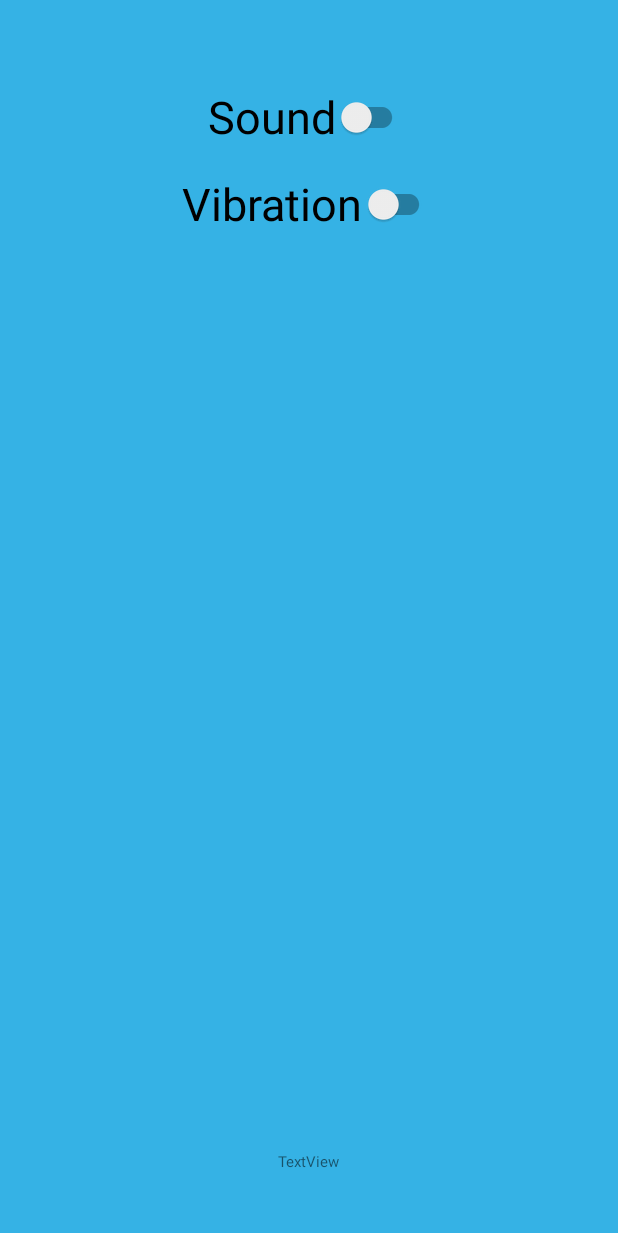
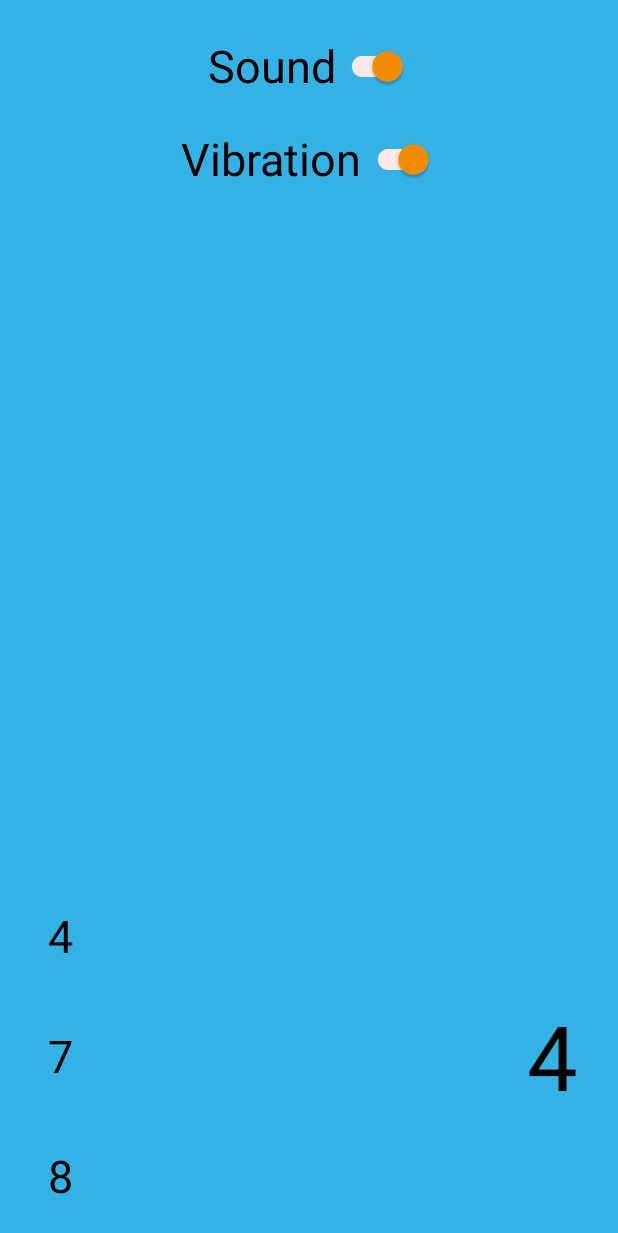
Before and after one commit to IvAlexsay/Calma, an Android app: the TimeSettings screen opened through its navigation route, on a phone screen of 412 x 824 dp. Shown: the top 1233 px of the screen. Run offline under Robolectric (Android 15) with nearby library versions, the phone set to English and light mode, and no system bars; 3 statements that could not run were skipped.

Commit message:
Did all without dynamic flower

```diff
--- a/app/src/main/AndroidManifest.xml
+++ b/app/src/main/AndroidManifest.xml
@@ -1,6 +1,7 @@
 <?xml version="1.0" encoding="utf-8"?>
 <manifest xmlns:android="http://schemas.android.com/apk/res/android"
     package="ivakin.first.my_first_app">
+    <uses-permission android:name="android.permission.VIBRATE"/>
     <application
         android:allowBackup="true"
         android:icon="@mipmap/ic_launcher"
--- a/app/src/main/java/ivakin/first/my_first_app/MainActivity.kt
+++ b/app/src/main/java/ivakin/first/my_first_app/MainActivity.kt
@@ -1,9 +1,7 @@
 package ivakin.first.my_first_app
 
 import android.os.Bundle
-import android.view.WindowManager
 import androidx.appcompat.app.AppCompatActivity
-import androidx.navigation.fragment.NavHostFragment
 
 class MainActivity : AppCompatActivity() {
     override fun onCreate(savedInstanceState: Bundle?) {
--- a/app/src/main/java/ivakin/first/my_first_app/StartScreen.kt
+++ b/app/src/main/java/ivakin/first/my_first_app/StartScreen.kt
@@ -7,7 +7,10 @@ import androidx.fragment.app.Fragment
 import androidx.navigation.Navigation
 import ivakin.first.my_first_app.databinding.FragmentStartScreenBinding
 import java.io.File
-
+import java.nio.file.Files
+import java.nio.file.Path
+import java.nio.file.Paths
+import java.sql.Time
 
 
 class StartScreen : Fragment(R.layout.fragment_start_screen) {
@@ -34,19 +37,25 @@ class StartScreen : Fragment(R.layout.fragment_start_screen) {
     }
 
     private fun setDefaultSettingsFile(context: Context) {
-        val file = File(context.filesDir, "time_data.txt")
-        if (file.exists()) {
+        val path: Path = Paths.get(context.filesDir.toString(), "time_data.txt")
+        if (Files.exists(path)) {
+            val file = File(path.toString())
             var data = file.readText()
             data = data.substring(0, data.length-1)
             val set = data.split('\n').map{it.toInt()}
             TimeData.setCUSTOM(set[0], set[1], set[2], set[3])
+            TimeData.isVibration = set[4] == 1
+            TimeData.isSound = set[5] == 1
         }
         else{
+            val file = File(path.toString())
             file.printWriter().use { out ->
                 out.println(TimeData.inhale)
                 out.println(TimeData.hold)
                 out.println(TimeData.exhale)
                 out.println(TimeData.loops)
+                out.println(1)
+                out.println(1)
             }
         }
     }
--- a/app/src/main/java/ivakin/first/my_first_app/TimeData.kt
+++ b/app/src/main/java/ivakin/first/my_first_app/TimeData.kt
@@ -5,6 +5,16 @@ object TimeData {
     var hold: Int = 7
     var exhale: Int = 8
     var loops: Int = 4
+    var isVibration: Boolean = true;
+    var isSound: Boolean = true;
+
+    fun changeVibration(){
+        isVibration = !isVibration
+    }
+
+    fun changeSound(){
+        isSound = !isSound
+    }
 
     fun setFSE() {
         this.inhale = 4
--- a/app/src/main/java/ivakin/first/my_first_app/TimeSettings.kt
+++ b/app/src/main/java/ivakin/first/my_first_app/TimeSettings.kt
@@ -1,6 +1,7 @@
 package ivakin.first.my_first_app
 
 import android.os.Bundle
+import android.text.format.Time
 import androidx.fragment.app.Fragment
 import android.view.View
 import androidx.viewpager2.widget.ViewPager2
@@ -17,8 +18,18 @@ class TimeSettings : Fragment(R.layout.fragment_time_settings) {
         super.onViewCreated(view, savedInstanceState)
         val binding = FragmentTimeSettingsBinding.bind(view)
         fragmentTimeSettingBinding = binding
-
-        val fragmentList = arrayListOf<Fragment>(
+        setSettingsToScreen(binding)
+        binding.vibrationSwitch.isChecked = TimeData.isVibration
+        binding.vibrationSwitch.setOnClickListener {
+            TimeData.changeVibration()
+            changeSettings()
+        }
+        binding.soundSwitch.isChecked = TimeData.isSound
+        binding.soundSwitch.setOnClickListener{
+            TimeData.changeSound()
+            changeSettings()
+        }
+        val fragmentList = arrayListOf(
             FirstScreen(),
             SecondScreen(),
             ThirdScreen()
@@ -40,8 +51,17 @@ class TimeSettings : Fragment(R.layout.fragment_time_settings) {
             out.println(TimeData.hold)
             out.println(TimeData.exhale)
             out.println(TimeData.loops)
+            out.println(if (TimeData.isVibration) 1 else 0)
+            out.println(if (TimeData.isSound) 1 else 0)
         }
-        fragmentTimeSettingBinding?.textView?.text = file.readText()
+        fragmentTimeSettingBinding?.let { setSettingsToScreen(it) }
+    }
+
+    private fun setSettingsToScreen(binding: FragmentTimeSettingsBinding) {
+        binding.textInhale.text = TimeData.inhale.toString()
+        binding.textHold.text = TimeData.hold.toString()
+        binding.textExhale.text = TimeData.exhale.toString()
+        binding.textLoops.text = TimeData.loops.toString()
     }
 
     override fun onDestroyView() {
--- a/app/src/main/res/layout/fragment_breathe_exercise.xml
+++ b/app/src/main/res/layout/fragment_breathe_exercise.xml
@@ -30,7 +30,7 @@
         android:layout_width="200dp"
         android:layout_height="200dp"
         android:layout_margin="8dp"
-        android:layout_marginTop="136dp"
+        android:layout_marginBottom="260dp"
         android:background="@color/blue"
         android:scaleType="centerCrop"
         android:src="@drawable/ic_new_flower2"
@@ -38,8 +38,7 @@
         app:layout_constraintEnd_toEndOf="parent"
         app:layout_constraintHorizontal_bias="0.497"
         app:layout_constraintStart_toStartOf="parent"
-        app:layout_constraintTop_toBottomOf="@+id/declarates"
-        app:layout_constraintVertical_bias="0.212" />
+        app:layout_constraintTop_toTopOf="parent" />
 
     <TextView
         android:id="@+id/text_current_time"
--- a/app/src/main/res/layout/fragment_time_settings.xml
+++ b/app/src/main/res/layout/fragment_time_settings.xml
@@ -12,13 +12,16 @@
         android:id="@+id/vibrationSwitch"
         android:layout_width="wrap_content"
         android:layout_height="wrap_content"
-        android:layout_marginBottom="40dp"
+        android:layout_marginBottom="30dp"
         android:minHeight="48dp"
         android:text="Vibration"
+        android:textAlignment="center"
         android:textSize="30sp"
+        app:thumbTint="@color/orange"
+        app:trackTint="@color/purple"
         app:layout_constraintBottom_toTopOf="@+id/viewPager"
         app:layout_constraintEnd_toEndOf="parent"
-        app:layout_constraintHorizontal_bias="0.498"
+        app:layout_constraintHorizontal_bias="0.497"
         app:layout_constraintStart_toStartOf="parent" />
 
     <androidx.viewpager2.widget.ViewPager2
@@ -26,40 +29,77 @@
         android:layout_width="0dp"
         android:layout_height="0dp"
         android:layout_marginStart="16dp"
-        android:layout_marginTop="200dp"
+        android:layout_marginTop="160dp"
         android:layout_marginEnd="16dp"
-        android:layout_marginBottom="100dp"
+        android:layout_marginBottom="250dp"
         app:layout_constraintBottom_toBottomOf="parent"
         app:layout_constraintEnd_toEndOf="parent"
         app:layout_constraintHorizontal_bias="0.0"
         app:layout_constraintStart_toStartOf="parent"
-        app:layout_constraintTop_toTopOf="parent"
-        app:layout_constraintVertical_bias="0.0" />
+        app:layout_constraintTop_toTopOf="parent" />
 
     <androidx.appcompat.widget.SwitchCompat
         android:id="@+id/soundSwitch"
         android:layout_width="wrap_content"
         android:layout_height="wrap_content"
-        android:layout_marginTop="40dp"
+        android:layout_marginTop="20dp"
         android:minHeight="48dp"
         android:text="Sound"
+        android:textAlignment="center"
         android:textSize="30sp"
+        app:thumbTint="@color/orange"
+        app:trackTint="@color/purple"
         app:layout_constraintBottom_toTopOf="@+id/vibrationSwitch"
         app:layout_constraintEnd_toEndOf="parent"
         app:layout_constraintHorizontal_bias="0.498"
         app:layout_constraintStart_toStartOf="parent"
         app:layout_constraintTop_toTopOf="parent"
-        app:layout_constraintVertical_bias="0.593" />
+        app:layout_constraintVertical_bias="0.0" />
 
     <TextView
-        android:id="@+id/textView"
-        android:layout_width="wrap_content"
-        android:layout_height="wrap_content"
-        android:text="TextView"
-        android:textSize="10dp"
+        android:id="@+id/text_hold"
+        android:layout_width="80dp"
+        android:layout_height="80dp"
+        android:text="@string/none"
+        android:gravity="center"
+        android:textSize="30sp"
+        android:textColor="@color/black"
+        app:layout_constraintBottom_toTopOf="@+id/text_exhale"
+        app:layout_constraintStart_toStartOf="parent" />
+
+    <TextView
+        android:id="@+id/text_exhale"
+        android:layout_width="80dp"
+        android:layout_height="80dp"
+        android:text="@string/none"
+        android:gravity="center"
+        android:textSize="30sp"
+        android:textColor="@color/black"
         app:layout_constraintBottom_toBottomOf="parent"
-        app:layout_constraintEnd_toEndOf="parent"
-        app:layout_constraintStart_toStartOf="parent"
-        app:layout_constraintTop_toBottomOf="@+id/viewPager" />
+        app:layout_constraintStart_toStartOf="parent" />
+
+    <TextView
+        android:id="@+id/text_inhale"
+        android:layout_width="80dp"
+        android:layout_height="80dp"
+        android:text="@string/none"
+        android:gravity="center"
+        android:textSize="30sp"
+        android:textColor="@color/black"
+        app:layout_constraintBottom_toTopOf="@+id/text_hold"
+        app:layout_constraintStart_toStartOf="parent" />
+
+    <TextView
+        android:id="@+id/text_loops"
+        android:layout_width="80dp"
+        android:layout_height="160dp"
+        android:layout_marginEnd="4dp"
+        android:layout_marginBottom="40dp"
+        android:text="@string/none"
+        android:gravity="center"
+        android:textSize="60sp"
+        android:textColor="@color/black"
+        app:layout_constraintBottom_toBottomOf="parent"
+        app:layout_constraintEnd_toEndOf="parent" />
 
 </androidx.constraintlayout.widget.ConstraintLayout>
--- a/app/src/main/res/values/colors.xml
+++ b/app/src/main/res/values/colors.xml
@@ -5,7 +5,7 @@
     <color name="purple_700">#FF3700B3</color>
     <color name="blue">#35b2e5</color>
     <color name="orange">#F68F02</color>
-    <color name="teal_700">#FF018786</color>
+    <color name="blue_white">#79CCEE</color>
     <color name="black">#FF000000</color>
     <color name="white">#FFFFFFFF</color>
     <color name="colorAccent">#db4b42</color>
```
Also changed, not shown: app/src/main/java/ivakin/first/my_first_app/BreathExercise.kt (+72 -7 lines), app/src/main/res/layout/fragment_start_screen.xml (+5 -4 lines), 1 other file.
